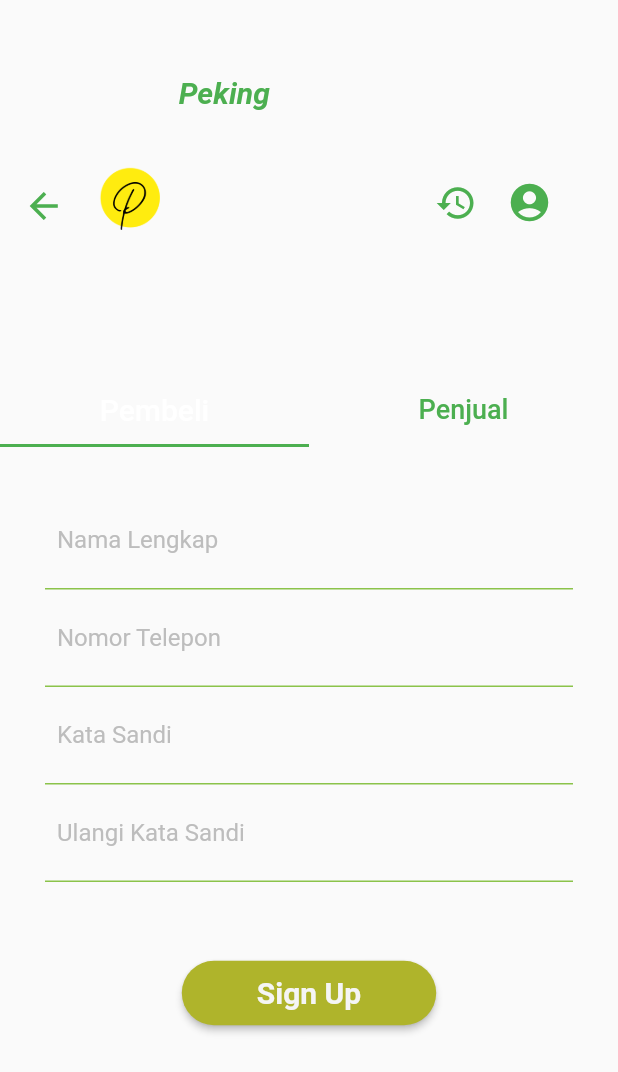
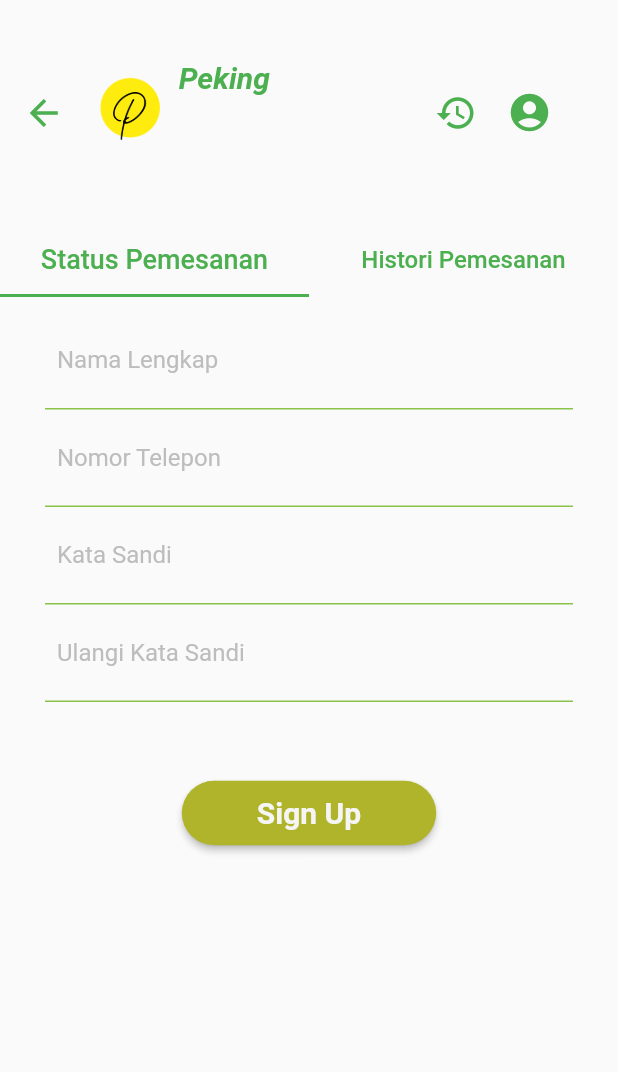
Before and after one commit to ryfakarin/Peking, a Flutter app: the CustomerHomePage screen opened directly, after a tap on the "history" icon, on a phone screen of 412 x 824 dp. Shown: the top 1072 px of the screen. Run offline on Flutter 3.47's test engine with Material 2 defaults, Android fonts, the phone set to English and light mode, and no system bars.

Commit message:
Fixing few bugs on home, signup, status & history

```diff
--- a/lib/home_customer.dart
+++ b/lib/home_customer.dart
@@ -15,7 +15,7 @@ class CustomerHomePage extends StatelessWidget {
           elevation: 0.0,
           actions: <Widget>[
             IconButton(
-                padding: EdgeInsets.fromLTRB(0, 25, 25, 0),
+                padding: EdgeInsets.fromLTRB(0, 20, 25, 0),
                 icon: Icon(
                   Icons.arrow_back,
                   size: 28.0,
--- a/lib/home_seller.dart
+++ b/lib/home_seller.dart
@@ -16,7 +16,7 @@ class SellerHomePage extends StatelessWidget {
           elevation: 0.0,
           actions: <Widget>[
             IconButton(
-                padding: EdgeInsets.fromLTRB(0, 25, 25, 0),
+                padding: EdgeInsets.fromLTRB(0, 20, 25, 0),
                 icon: Icon(
                   Icons.arrow_back,
                   size: 28.0,
--- a/lib/signup.dart
+++ b/lib/signup.dart
@@ -13,11 +13,12 @@ class SignUpPage extends StatelessWidget {
           child: MaterialApp(
             home: Scaffold(
               appBar: new AppBar(
+                toolbarHeight: 130,
                 leading: null,
                 backgroundColor: Colors.lime[700],
                 actions: <Widget>[
                   IconButton(
-                    padding: EdgeInsets.fromLTRB(0, 0, 380, 0),
+                    padding: EdgeInsets.fromLTRB(0, 20, 380, 0),
                     icon: Icon(
                       Icons.arrow_back,
                       color: Colors.white,
--- a/lib/status_history.dart
+++ b/lib/status_history.dart
@@ -7,21 +7,18 @@ class StatusAndHistory extends StatelessWidget {
   @override
   Widget build(BuildContext context) {
     return Scaffold(
-        // appBar: new AppBar(
-
-        // ),
         body: DefaultTabController(
       length: 2,
       child: MaterialApp(
         home: Scaffold(
           appBar: new AppBar(
             leading: null,
-            toolbarHeight: 250,
+            toolbarHeight: 150,
             backgroundColor: Colors.transparent,
             elevation: 0.0,
             actions: <Widget>[
               IconButton(
-                  padding: EdgeInsets.fromLTRB(0, 25, 25, 0),
+                  padding: EdgeInsets.fromLTRB(0, 20, 25, 0),
                   icon: Icon(
                     Icons.arrow_back,
                     size: 28.0,
@@ -40,7 +37,7 @@ class StatusAndHistory extends StatelessWidget {
                         image: AssetImage('assets/images/logo.PNG'))),
               ),
               Container(
-                  padding: EdgeInsets.fromLTRB(0, 50, 110, 20),
+                  padding: EdgeInsets.fromLTRB(0, 40, 110, 20),
                   child: Text('Peking',
                       style: TextStyle(
                           color: Colors.green,
@@ -65,19 +62,24 @@ class StatusAndHistory extends StatelessWidget {
                   onPressed: null),
             ],
             bottom: TabBar(
+              labelPadding: EdgeInsets.fromLTRB(20, 20, 20, 0),
               onTap: (index) {},
               indicatorColor: Colors.green,
-              labelStyle: TextStyle(fontSize: 20.0), //For Selected tab
+              labelColor: Colors.green,
+              labelStyle: TextStyle(fontSize: 18.0), //For Selected tab
               unselectedLabelStyle: TextStyle(
-                  fontSize: 18.0, color: Colors.green), //For Un-selected Tabs
-              tabs: [Tab(text: 'Pembeli'), Tab(text: 'Penjual')],
+                  fontSize: 16.0, color: Colors.green), //For Un-selected Tabs
+              tabs: [
+                Tab(text: 'Status Pemesanan'),
+                Tab(text: 'Histori Pemesanan')
+              ],
             ),
           ),
           body: TabBarView(
             children: [
               Center(
                 child: Padding(
-                  padding: EdgeInsets.fromLTRB(30, 30, 30, 0),
+                  padding: EdgeInsets.fromLTRB(30, 10, 30, 0),
                   child: Column(
                     children: <Widget>[
                       Container(
@@ -153,7 +155,7 @@ class StatusAndHistory extends StatelessWidget {
               ),
               Center(
                 child: Padding(
-                  padding: EdgeInsets.fromLTRB(30, 30, 30, 0),
+                  padding: EdgeInsets.fromLTRB(30, 10, 30, 0),
                   child: Column(
                     children: <Widget>[
                       Container(
--- a/pubspec.yaml
+++ b/pubspec.yaml
@@ -24,6 +24,7 @@ dependencies:
   flutter:
     sdk: flutter
 
+  firebase_core:
 
   # The following adds the Cupertino Icons font to your application.
   # Use with the CupertinoIcons class for iOS style icons.
```
Also changed, not shown: pubspec.lock, 1 other file.
